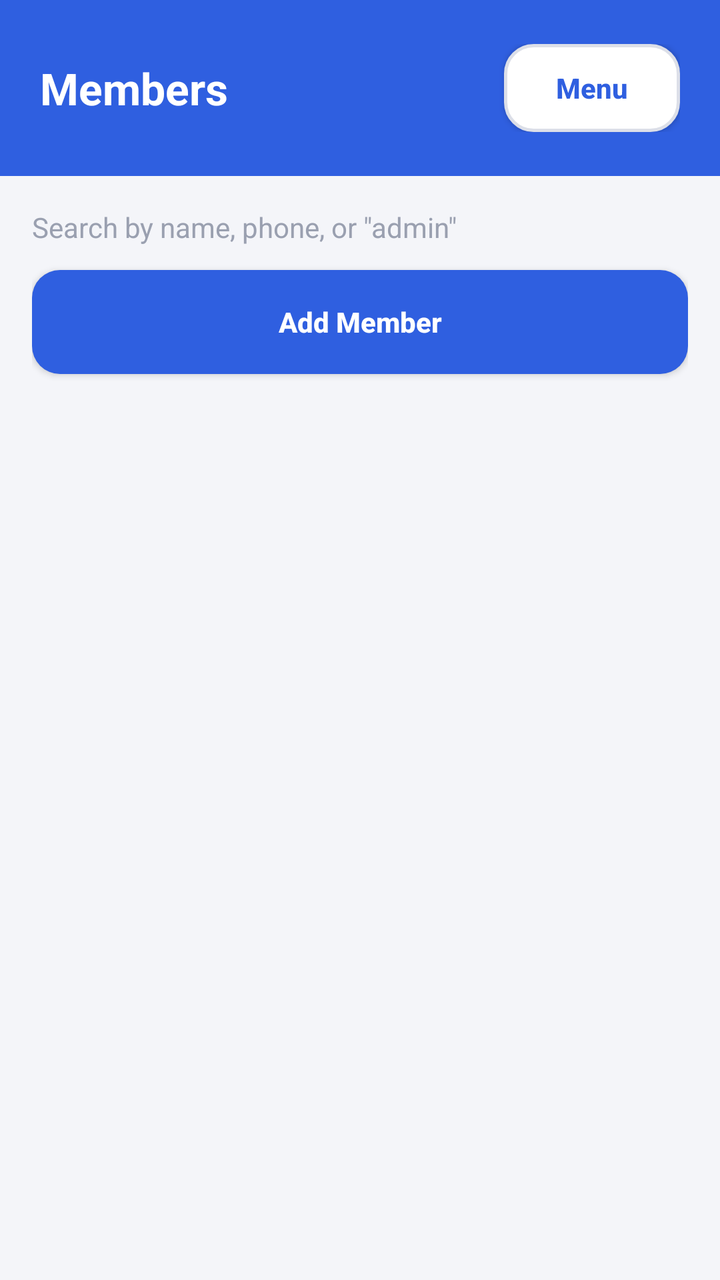
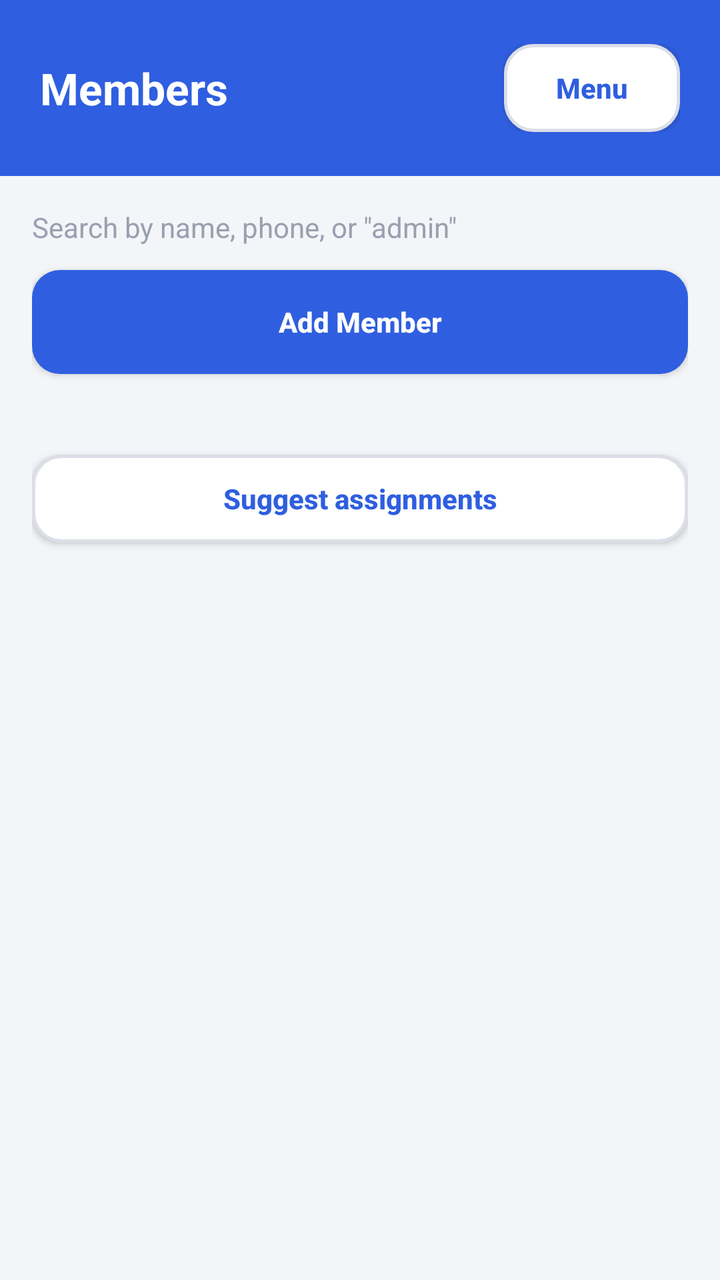

Before-and-after screenshots of an Android layout around one commit, followed by the original layout XML and the change that was made.
<!-- AndroidManifest.xml: application theme Theme.JRelay -->
<!-- res/layout/activity_membership.xml -->
<?xml version="1.0" encoding="utf-8"?>
<ScrollView xmlns:android="http://schemas.android.com/apk/res/android"
    android:layout_width="match_parent"
    android:layout_height="match_parent"
    android:background="@color/background">

    <LinearLayout
        android:layout_width="match_parent"
        android:layout_height="wrap_content"
        android:orientation="vertical">

        <LinearLayout
            style="@style/Widget.JRelay.Header"
            android:orientation="horizontal"
            android:gravity="center_vertical">

            <TextView
                style="@style/TextAppearance.JRelay.HeaderTitle"
                android:layout_width="0dp"
                android:layout_height="wrap_content"
                android:layout_weight="1"
                android:text="@string/membership_title" />

            <Button
                android:id="@+id/button_membership_options"
                style="@style/Widget.JRelay.Button.Small.Outline"
                android:layout_width="wrap_content"
                android:layout_height="wrap_content"
                android:text="@string/menu_button_label" />

        </LinearLayout>

        <LinearLayout
            android:layout_width="match_parent"
            android:layout_height="wrap_content"
            android:orientation="vertical"
            android:padding="16dp">

            <EditText
                android:id="@+id/edit_search"
                android:layout_width="match_parent"
                android:layout_height="wrap_content"
                android:hint="@string/hint_membership_search"
                android:inputType="text"
                android:layout_marginBottom="12dp" />

            <Button
                android:id="@+id/button_add_member"
                style="@style/Widget.JRelay.Button"
                android:layout_width="match_parent"
                android:layout_height="wrap_content"
                android:text="@string/add_member_shortcut"
                android:layout_marginBottom="16dp" />

            <LinearLayout
                android:id="@+id/container_members"
                android:layout_width="match_parent"
                android:layout_height="wrap_content"
                android:orientation="vertical" />

        </LinearLayout>
    </LinearLayout>
</ScrollView>
<!-- resources referenced by this layout -->
<resources>
  <color name="background">#F4F5F9</color>
  <string name="add_member_shortcut">Add Member</string>
  <string name="hint_membership_search">Search by name, phone, or \"admin\"</string>
  <string name="membership_title">Members</string>
  <string name="menu_button_label">Menu</string>
  <style name="TextAppearance.JRelay.HeaderTitle">
          <item name="android:textSize">22sp</item>
          <item name="android:textStyle">bold</item>
          <item name="android:textColor">@color/on_primary</item>
      </style>
  <style name="Widget.JRelay.Button" parent="android:Widget.DeviceDefault.Button">
          <item name="android:background">@drawable/bg_button_primary</item>
          <item name="android:textColor">@color/on_primary</item>
          <item name="android:textAllCaps">false</item>
          <item name="android:textStyle">bold</item>
          <item name="android:minHeight">52dp</item>
          <item name="android:paddingStart">20dp</item>
          <item name="android:paddingEnd">20dp</item>
          <item name="android:clickable">true</item>
          <item name="android:focusable">true</item>
      </style>
  <style name="Widget.JRelay.Button.Small.Outline">
          <item name="android:background">@drawable/bg_button_outline</item>
          <item name="android:textColor">@color/primary</item>
      </style>
  <style name="Widget.JRelay.Header">
          <item name="android:orientation">vertical</item>
          <item name="android:background">@color/primary</item>
          <item name="android:paddingStart">20dp</item>
          <item name="android:paddingEnd">20dp</item>
          <item name="android:paddingTop">22dp</item>
          <item name="android:paddingBottom">22dp</item>
          <item name="android:layout_width">match_parent</item>
          <item name="android:layout_height">wrap_content</item>
      </style>
  <color name="on_primary">#FFFFFF</color>
  <color name="primary">#2F5FE0</color>
  <color name="primary_dark">#1E44B8</color>
  <color name="text_primary">#1B1E27</color>
  <color name="text_secondary">#6B7080</color>
  <color name="text_hint">#9AA0B0</color>
  <style name="Widget.JRelay.EditText" parent="android:Widget.DeviceDefault.EditText">
          <item name="android:background">@drawable/bg_edittext</item>
          <item name="android:textColor">@color/text_primary</item>
          <item name="android:textColorHint">@color/text_hint</item>
          <item name="android:paddingStart">14dp</item>
          <item name="android:paddingEnd">14dp</item>
          <item name="android:paddingTop">12dp</item>
          <item name="android:paddingBottom">12dp</item>
          <item name="android:minHeight">48dp</item>
          <item name="android:clickable">true</item>
          <item name="android:focusable">true</item>
          <item name="android:focusableInTouchMode">true</item>
      </style>
  <color name="outline">#DCDFE8</color>
  <color name="primary_light">#E7EDFC</color>
  <color name="surface">#FFFFFF</color>
  <!-- drawable bg_edittext (drawable) -->
  <?xml version="1.0" encoding="utf-8"?>
  <selector xmlns:android="http://schemas.android.com/apk/res/android">
      <item android:state_focused="true">
          <shape android:shape="rectangle">
              <solid android:color="@color/surface" />
              <stroke android:width="2dp" android:color="@color/primary" />
              <corners android:radius="12dp" />
          </shape>
      </item>
      <item>
          <shape android:shape="rectangle">
              <solid android:color="@color/surface" />
              <stroke android:width="1.5dp" android:color="@color/outline" />
              <corners android:radius="12dp" />
          </shape>
      </item>
  </selector>
</resources>

<!-- the commit's change to res/layout/activity_membership.xml (unified diff, before → after) -->
@@ -52,6 +52,21 @@
                 android:text="@string/add_member_shortcut"
                 android:layout_marginBottom="16dp" />
 
+            <TextView
+                android:id="@+id/text_subgroup_sizes"
+                style="@style/TextAppearance.JRelay.Caption"
+                android:layout_width="match_parent"
+                android:layout_height="wrap_content"
+                android:layout_marginBottom="8dp" />
+
+            <Button
+                android:id="@+id/button_suggest_subgroups"
+                style="@style/Widget.JRelay.Button.Small.Outline"
+                android:layout_width="match_parent"
+                android:layout_height="wrap_content"
+                android:text="@string/action_suggest_subgroups"
+                android:layout_marginBottom="16dp" />
+
             <LinearLayout
                 android:id="@+id/container_members"
                 android:layout_width="match_parent"
<!-- resource entries referenced after the edit -->
@@ -1,10 +1,15 @@
 <!-- resources referenced by this layout -->
 <resources>
   <color name="background">#F4F5F9</color>
+  <string name="action_suggest_subgroups">Suggest assignments</string>
   <string name="add_member_shortcut">Add Member</string>
   <string name="hint_membership_search">Search by name, phone, or \"admin\"</string>
   <string name="membership_title">Members</string>
   <string name="menu_button_label">Menu</string>
+  <style name="TextAppearance.JRelay.Caption">
+          <item name="android:textSize">12sp</item>
+          <item name="android:textColor">@color/text_secondary</item>
+      </style>
   <style name="TextAppearance.JRelay.HeaderTitle">
           <item name="android:textSize">22sp</item>
           <item name="android:textStyle">bold</item>
@@ -35,11 +40,11 @@
           <item name="android:layout_width">match_parent</item>
           <item name="android:layout_height">wrap_content</item>
       </style>
+  <color name="text_secondary">#6B7080</color>
   <color name="on_primary">#FFFFFF</color>
   <color name="primary">#2F5FE0</color>
   <color name="primary_dark">#1E44B8</color>
   <color name="text_primary">#1B1E27</color>
-  <color name="text_secondary">#6B7080</color>
   <color name="text_hint">#9AA0B0</color>
   <style name="Widget.JRelay.EditText" parent="android:Widget.DeviceDefault.EditText">
           <item name="android:background">@drawable/bg_edittext</item>
